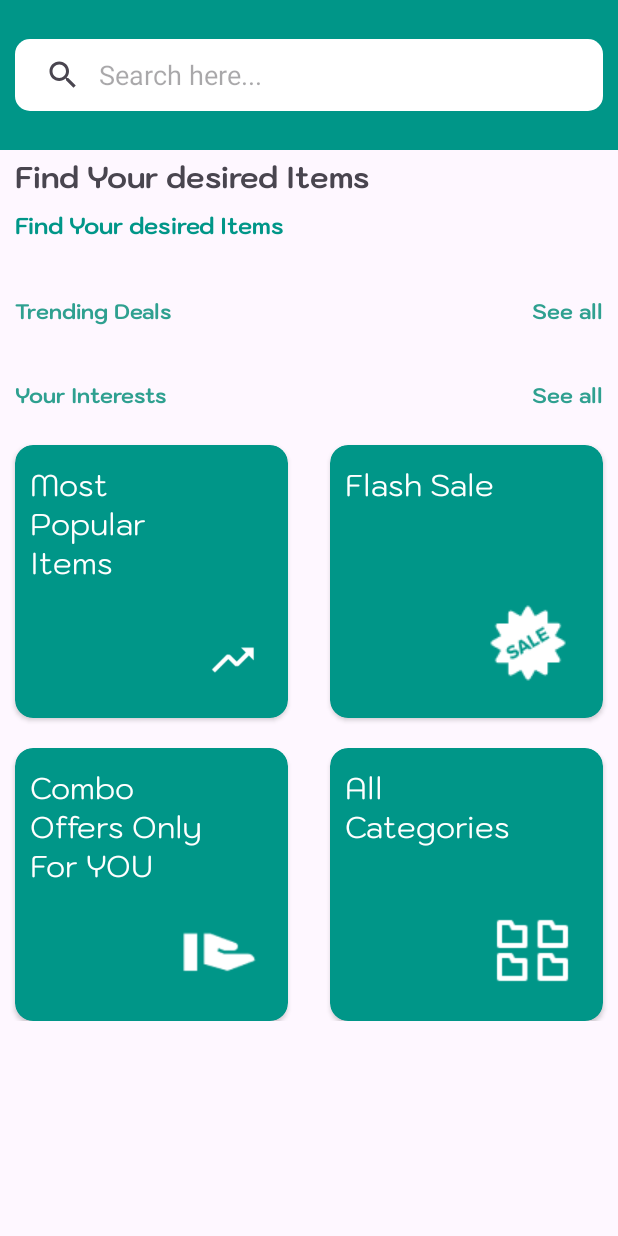
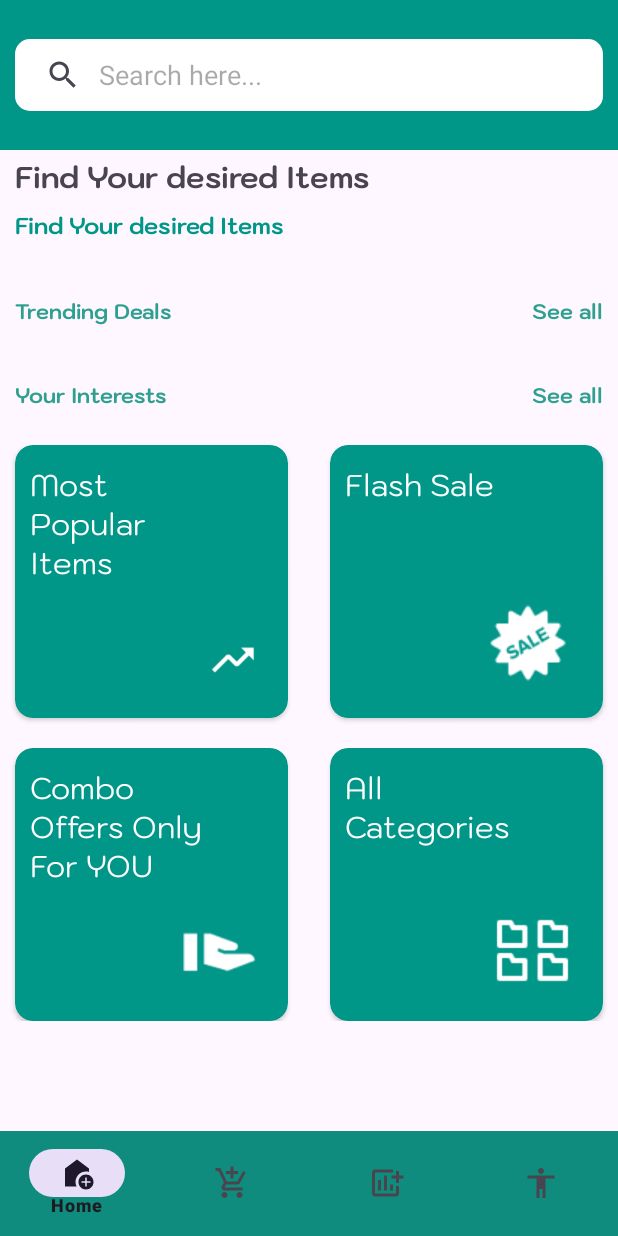
Before and after one commit to Shimon31/Fake_ecommerce, an Android app: the screen it shows after launch (MainActivity), on a phone screen of 412 x 824 dp. Run offline under Robolectric (Android 15) with nearby library versions, the phone set to English and light mode, and no system bars; our stand-ins replace Dagger/Hilt's generated code; network calls fail; pictures from the network do not load; 1 statement that could not run was skipped.

Commit message:
cart added

```diff
--- a/app/src/main/java/com/example/fake_store/ui/details/DetailsFragment.kt
+++ b/app/src/main/java/com/example/fake_store/ui/details/DetailsFragment.kt
@@ -22,6 +22,7 @@ class DetailsFragment : baseFragment<FragmentDetailsBinding>(FragmentDetailsBind
     override fun onViewCreated(view: View, savedInstanceState: Bundle?) {
         super.onViewCreated(view, savedInstanceState)
 
+
         viewmodel.productResponse.observe(viewLifecycleOwner) {
 
             binding.apply {
@@ -32,6 +33,7 @@ class DetailsFragment : baseFragment<FragmentDetailsBinding>(FragmentDetailsBind
                 categoryTV.text = it.category
                 ratingTV.text = "${it.rating.rate}"
                 ratingTotalTV.text = "(${it.rating.count})"
+
             }
 
         }
--- a/app/src/main/java/com/example/fake_store/ui/home/HomeFragment.kt
+++ b/app/src/main/java/com/example/fake_store/ui/home/HomeFragment.kt
@@ -3,6 +3,7 @@ package com.example.fake_store.ui.home
 import android.os.Bundle
 import android.util.Log
 import android.view.View
+import android.widget.Toast
 import androidx.fragment.app.activityViewModels
 import androidx.fragment.app.viewModels
 import androidx.navigation.fragment.findNavController
@@ -14,29 +15,28 @@ import dagger.hilt.android.AndroidEntryPoint
 @AndroidEntryPoint
 class HomeFragment : baseFragment<FragmentHomeBinding>(FragmentHomeBinding::inflate),HomeAdapter.Listener {
 
-   val viewModel : HomeViewModel by activityViewModels()
-    val adapter : HomeAdapter by  lazy {
-
-        HomeAdapter(this@HomeFragment)
-
-    }
+    private val viewModel: HomeViewModel by viewModels()
+    private lateinit var adapter: HomeAdapter
 
     override fun onViewCreated(view: View, savedInstanceState: Bundle?) {
         super.onViewCreated(view, savedInstanceState)
 
-        viewModel.allProductResponse.observe(viewLifecycleOwner){
+        adapter = HomeAdapter(this)
+        binding.recyclerView1.adapter = adapter
 
+        viewModel.allProductResponse.observe(viewLifecycleOwner) {
             adapter.submitList(it)
-            binding.recyclerView1.adapter = adapter
+        }
 
-
+        viewModel.productResponse.observe(viewLifecycleOwner) { product ->
+            // Navigate to details screen or show in UI
+            Toast.makeText(requireContext(), "Product: ${product.title}", Toast.LENGTH_SHORT).show()
         }
     }
 
     override fun itemClick(id: Int) {
-        viewModel.getProductById(id)
-        findNavController().navigate(R.id.action_homeFragment_to_detailsFragment2)
+        Log.d("TAG", "Clicked item ID: $id")
+        viewModel.getProductById(id) // ✅ This ensures you call with correct ID
     }
 
-
 }
--- /dev/null
+++ b/app/src/main/res/drawable/baseline_add_home_24.xml
@@ -0,0 +1,7 @@
+<vector xmlns:android="http://schemas.android.com/apk/res/android" android:height="24dp" android:tint="#000000" android:viewportHeight="24" android:viewportWidth="24" android:width="24dp">
+
+    <path android:fillColor="@android:color/white" android:pathData="M18,11c0.7,0 1.37,0.1 2,0.29V9l-8,-6L4,9v12h7.68C11.25,20.09 11,19.08 11,18C11,14.13 14.13,11 18,11z"/>
+
+    <path android:fillColor="@android:color/white" android:pathData="M18,13c-2.76,0 -5,2.24 -5,5s2.24,5 5,5s5,-2.24 5,-5S20.76,13 18,13zM21,18.5h-2.5V21h-1v-2.5H15v-1h2.5V15h1v2.5H21V18.5z"/>
+
+</vector>
--- /dev/null
+++ b/app/src/main/res/drawable/baseline_add_shopping_cart_24.xml
@@ -0,0 +1,5 @@
+<vector xmlns:android="http://schemas.android.com/apk/res/android" android:height="24dp" android:tint="#000000" android:viewportHeight="24" android:viewportWidth="24" android:width="24dp">
+
+    <path android:fillColor="@android:color/white" android:pathData="M11,9h2L13,6h3L16,4h-3L13,1h-2v3L8,4v2h3v3zM7,18c-1.1,0 -1.99,0.9 -1.99,2S5.9,22 7,22s2,-0.9 2,-2 -0.9,-2 -2,-2zM17,18c-1.1,0 -1.99,0.9 -1.99,2s0.89,2 1.99,2 2,-0.9 2,-2 -0.9,-2 -2,-2zM7.17,14.75l0.03,-0.12 0.9,-1.63h7.45c0.75,0 1.41,-0.41 1.75,-1.03l3.86,-7.01L19.42,4h-0.01l-1.1,2 -2.76,5L8.53,11l-0.13,-0.27L6.16,6l-0.95,-2 -0.94,-2L1,2v2h2l3.6,7.59 -1.35,2.45c-0.16,0.28 -0.25,0.61 -0.25,0.96 0,1.1 0.9,2 2,2h12v-2L7.42,15c-0.13,0 -0.25,-0.11 -0.25,-0.25z"/>
+
+</vector>
--- /dev/null
+++ b/app/src/main/res/drawable/profile_24.xml
@@ -0,0 +1,5 @@
+<vector xmlns:android="http://schemas.android.com/apk/res/android" android:height="24dp" android:tint="#000000" android:viewportHeight="24" android:viewportWidth="24" android:width="24dp">
+
+    <path android:fillColor="@android:color/white" android:pathData="M12,2c1.1,0 2,0.9 2,2s-0.9,2 -2,2 -2,-0.9 -2,-2 0.9,-2 2,-2zM21,9h-6v13h-2v-6h-2v6L9,22L9,9L3,9L3,7h18v2z"/>
+
+</vector>
--- /dev/null
+++ b/app/src/main/res/drawable/wish_list_24.xml
@@ -0,0 +1,5 @@
+<vector xmlns:android="http://schemas.android.com/apk/res/android" android:height="24dp" android:tint="#000000" android:viewportHeight="24" android:viewportWidth="24" android:width="24dp">
+
+    <path android:fillColor="@android:color/white" android:pathData="M6,9.99h2v7L6,16.99zM14,12.99h2v4h-2zM10,6.99h2v10h-2zM20,7L20,4h-2v3h-3v2h3v3h2L20,9h3L23,7zM18,19L4,19L4,5h12L16,3L4,3c-1.1,0 -2,0.9 -2,2v14c0,1.1 0.9,2 2,2h14c1.1,0 2,-0.9 2,-2v-5h-2v5z"/>
+
+</vector>
--- a/app/src/main/res/layout/activity_main.xml
+++ b/app/src/main/res/layout/activity_main.xml
@@ -8,15 +8,29 @@
     tools:context=".MainActivity">
 
 
+
     <androidx.fragment.app.FragmentContainerView
         android:id="@+id/fragmentContainerView"
         android:name="androidx.navigation.fragment.NavHostFragment"
         android:layout_width="match_parent"
         android:layout_height="match_parent"
         app:defaultNavHost="true"
-        app:navGraph="@navigation/main_nav"
+        app:layout_constraintBottom_toBottomOf="parent"
+        app:layout_constraintEnd_toEndOf="parent"
+        app:layout_constraintStart_toStartOf="parent"
         app:layout_constraintTop_toTopOf="parent"
+        app:navGraph="@navigation/main_nav" />
+
+
+
+    <com.google.android.material.bottomnavigation.BottomNavigationView
+        android:id="@+id/bottomNavigation"
+        android:layout_width="match_parent"
+        android:layout_height="70dp"
+        android:background="#0F8C7D"
+        app:layout_constraintBottom_toBottomOf="parent"
+        app:layout_constraintEnd_toEndOf="parent"
         app:layout_constraintStart_toStartOf="parent"
-        app:layout_constraintEnd_toEndOf="parent"
-        app:layout_constraintBottom_toBottomOf="parent"/>
+        app:menu="@menu/bottom_menu" />
+
 </androidx.constraintlayout.widget.ConstraintLayout>
--- /dev/null
+++ b/app/src/main/res/menu/bottom_menu.xml
@@ -0,0 +1,24 @@
+<?xml version="1.0" encoding="utf-8"?>
+<menu xmlns:android="http://schemas.android.com/apk/res/android">
+
+    <item
+        android:id="@+id/homeFragment"
+        android:icon="@drawable/baseline_add_home_24"
+        android:title="Home" />
+
+    <item
+        android:id="@+id/cartFragment"
+        android:icon="@drawable/baseline_add_shopping_cart_24"
+        android:title="Cart" />
+
+    <item
+        android:id="@+id/wishListFragment"
+        android:icon="@drawable/wish_list_24"
+        android:title="Wishlist" />
+
+    <item
+        android:id="@+id/profileFragment"
+        android:icon="@drawable/profile_24"
+        android:title="Profile" />
+
+</menu>
--- a/app/src/main/res/navigation/main_nav.xml
+++ b/app/src/main/res/navigation/main_nav.xml
@@ -29,4 +29,9 @@
         android:name="com.example.fake_store.ui.details.DetailsFragment"
         android:label="fragment_details"
         tools:layout="@layout/fragment_details" />
+    <fragment
+        android:id="@+id/wishListFragment"
+        android:name="com.example.fake_store.WishListFragment"
+        android:label="fragment_wish_list"
+        tools:layout="@layout/fragment_wish_list" />
 </navigation>
```
Also changed, not shown: app/src/main/java/com/example/fake_store/WishListFragment.kt (added, +59 -0 lines), app/src/main/java/com/example/fake_store/ui/home/HomeViewModel.kt (+5 -5 lines), app/src/main/res/layout/fragment_wish_list.xml (added, +14 -0 lines).
